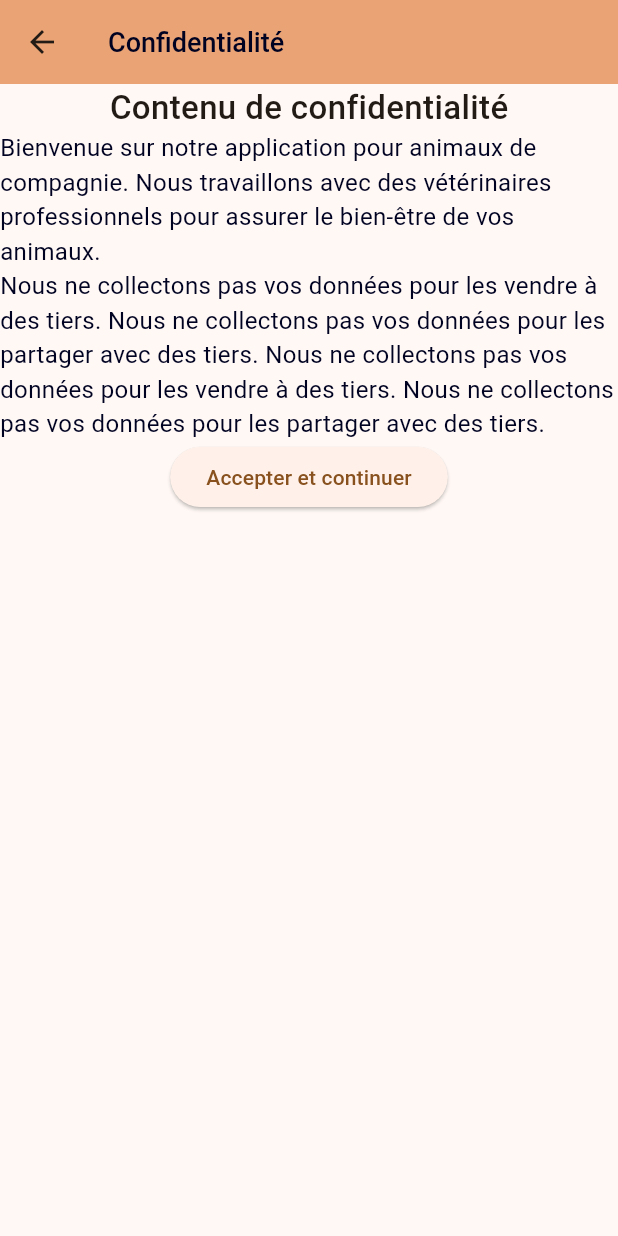
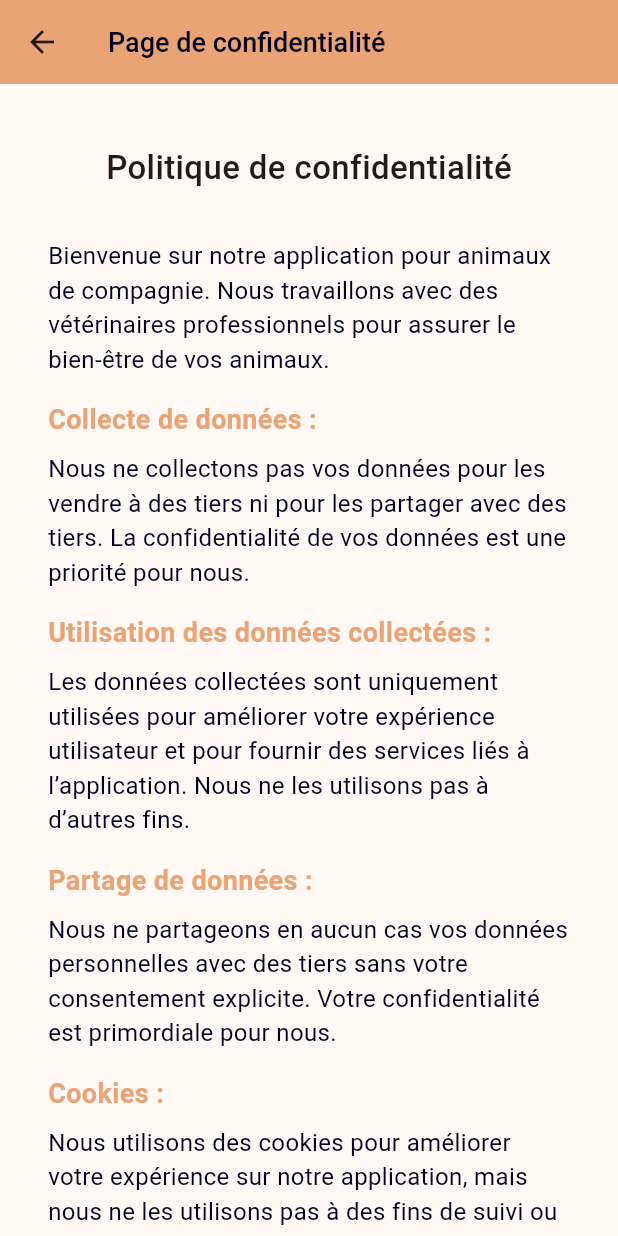
Before and after one commit to VanMeerbergenRenaud/pet4life, a Flutter app: the ConfidentialityScreen screen opened directly, on a phone screen of 412 x 824 dp. Run offline on Flutter 3.47's test engine with Material 3 defaults, Android fonts, the phone set to English and light mode, and no system bars; our stand-ins replace cloud_firestore, firebase_auth, firebase_core, firebase_storage, image_picker; missing offline and left inert: dto; accounts and stored records are empty.

Commit message:
Details fixed

```diff
--- a/lib/screens/confidentiality.dart
+++ b/lib/screens/confidentiality.dart
@@ -2,6 +2,7 @@ import 'package:flutter/material.dart';
 import 'package:pet4life/styles/colors.dart';
 import 'package:pet4life/styles/font.dart';
 
+import '../styles/spacings.dart';
 import 'login_screen.dart';
 
 class ConfidentialityScreen extends StatelessWidget {
@@ -12,27 +13,102 @@ class ConfidentialityScreen extends StatelessWidget {
     return Scaffold(
       appBar: AppBar(
         title: const Text(
-          'Confidentialité',
+          'Page de confidentialité',
           style: kLabelStyle,
         ),
         backgroundColor: kSecondaryColor,
       ),
-      body: Center(
+      body: SafeArea(
+        child: SingleChildScrollView(
+          child: Padding(
+            padding: const EdgeInsets.symmetric(
+              horizontal: kPaddingL,
+              vertical: kPaddingS,
+            ),
             child: Column(
               children: [
-            const Text(
-              'Contenu de confidentialité',
+                const Padding(
+                  padding: EdgeInsets.symmetric(vertical: kPaddingL),
+                  child: Text(
+                    'Politique de confidentialité',
                     style: kSectionTitle,
+                  ),
                 ),
                 const Text(
                   'Bienvenue sur notre application pour animaux de compagnie. Nous travaillons avec des vétérinaires professionnels pour assurer le bien-être de vos animaux.',
                   style: kText,
                 ),
-            const Text(
-              'Nous ne collectons pas vos données pour les vendre à des tiers. Nous ne collectons pas vos données pour les partager avec des tiers. Nous ne collectons pas vos données pour les vendre à des tiers. Nous ne collectons pas vos données pour les partager avec des tiers.',
+                const Padding(
+                  padding: EdgeInsets.symmetric(vertical: kPadding),
+                  child: Column(
+                    crossAxisAlignment: CrossAxisAlignment.start,
+                    children: [
+                      Text(
+                        'Collecte de données :',
+                        style: kConfidentialityTitle,
+                      ),
+                      Padding(
+                        padding: EdgeInsets.only(
+                            top: kVerticalPaddingS, bottom: kVerticalPadding),
+                        child: Text(
+                          'Nous ne collectons pas vos données pour les vendre à des tiers ni pour les partager avec des tiers. La confidentialité de vos données est une priorité pour nous.',
                           style: kText,
                         ),
-            ElevatedButton(
+                      ),
+                      Text(
+                        'Utilisation des données collectées :',
+                        style: kConfidentialityTitle,
+                      ),
+                      Padding(
+                        padding: EdgeInsets.only(
+                            top: kVerticalPaddingS, bottom: kVerticalPadding),
+                        child: Text(
+                          'Les données collectées sont uniquement utilisées pour améliorer votre expérience utilisateur et pour fournir des services liés à l’application. Nous ne les utilisons pas à d’autres fins.',
+                          style: kText,
+                        ),
+                      ),
+                      Text(
+                        'Partage de données :',
+                        style: kConfidentialityTitle,
+                      ),
+                      Padding(
+                        padding: EdgeInsets.only(
+                            top: kVerticalPaddingS, bottom: kVerticalPadding),
+                        child: Text(
+                          'Nous ne partageons en aucun cas vos données personnelles avec des tiers sans votre consentement explicite. Votre confidentialité est primordiale pour nous.',
+                          style: kText,
+                        ),
+                      ),
+                      Text(
+                        'Cookies :',
+                        style: kConfidentialityTitle,
+                      ),
+                      Padding(
+                        padding: EdgeInsets.only(
+                            top: kVerticalPaddingS, bottom: kVerticalPadding),
+                        child: Text(
+                          'Nous utilisons des cookies pour améliorer votre expérience sur notre application, mais nous ne les utilisons pas à des fins de suivi ou de collecte de données personnelles.',
+                          style: kText,
+                        ),
+                      ),
+                      Text(
+                        'Sécurité des données :',
+                        style: kConfidentialityTitle,
+                      ),
+                      Padding(
+                        padding: EdgeInsets.only(
+                            top: kVerticalPaddingS, bottom: kVerticalPadding),
+                        child: Text(
+                          'Nous prenons des mesures de sécurité strictes pour protéger vos données contre tout accès non autorisé ou toute divulgation non autorisée.',
+                          style: kText,
+                        ),
+                      ),
+                    ],
+                  ),
+                ),
+                Padding(
+                  padding: const EdgeInsets.symmetric(vertical: kPaddingS),
+                  child: ElevatedButton(
                     onPressed: () {
                       Navigator.push(
                         context,
@@ -41,9 +117,15 @@ class ConfidentialityScreen extends StatelessWidget {
                         ),
                       );
                     },
-              child: const Text('Accepter et continuer'),
+                    child: const Text(
+                      'Accepter et continuer',
+                      style: kTextButtonOrange,
+                    ),
+                  ),
                 )
               ],
+            ),
+          ),
         ),
       ),
     );
--- a/lib/screens/register_screen.dart
+++ b/lib/screens/register_screen.dart
@@ -33,12 +33,13 @@ class _RegisterScreenState extends State<RegisterScreen> {
   Future<void> _registerUser(BuildContext context) async {
     if (_registerFormKey.currentState!.validate()) {
       try {
-        UserCredential userCredential = await FirebaseAuth.instance.createUserWithEmailAndPassword(
+        UserCredential userCredential =
+            await FirebaseAuth.instance.createUserWithEmailAndPassword(
           email: _emailController.text,
           password: _passwordController.text,
         );
         // Update the displayName of the Firebase User
-        await userCredential.user!.updateProfile(displayName: _nameController.text);
+        await userCredential.user!.updateDisplayName(_nameController.text);
 
         await FirebaseFirestore.instance
             .collection('users')
--- a/lib/styles/font.dart
+++ b/lib/styles/font.dart
@@ -18,6 +18,18 @@ const kText = TextStyle(
   fontSize: 16,
   fontWeight: FontWeight.w400,
   color: kBlack,
+);
+
+const kTextButtonOrange = TextStyle(
+  fontSize: 16,
+  fontWeight: FontWeight.w600,
+  color: kMainColor,
+);
+
+const kConfidentialityTitle = TextStyle(
+  color: kSecondaryColor,
+  fontSize: 18,
+  fontWeight: FontWeight.bold,
 );
 
 const kSmallTextGray = TextStyle(
--- a/lib/styles/spacings.dart
+++ b/lib/styles/spacings.dart
@@ -1,4 +1,3 @@
-
 const kPadding = 16.0; // 16 pixels
 const kHorizontalPadding = 16.0;
 const kVerticalPadding = 16.0;
@@ -7,6 +6,7 @@ const kPaddingS = kPadding / 2; // 8
 const kHorizontalPaddingS = kHorizontalPadding / 2;
 const kVerticalPaddingS = kVerticalPadding / 2;
 
+const kPaddingL = kPadding * 2; // 32
 const kHorizontalPaddingL = kHorizontalPadding * 2; // 32
 const kVerticalPaddingL = kVerticalPadding * 2;
 
```
Lines whose indentation alone changed are shown as unchanged.
